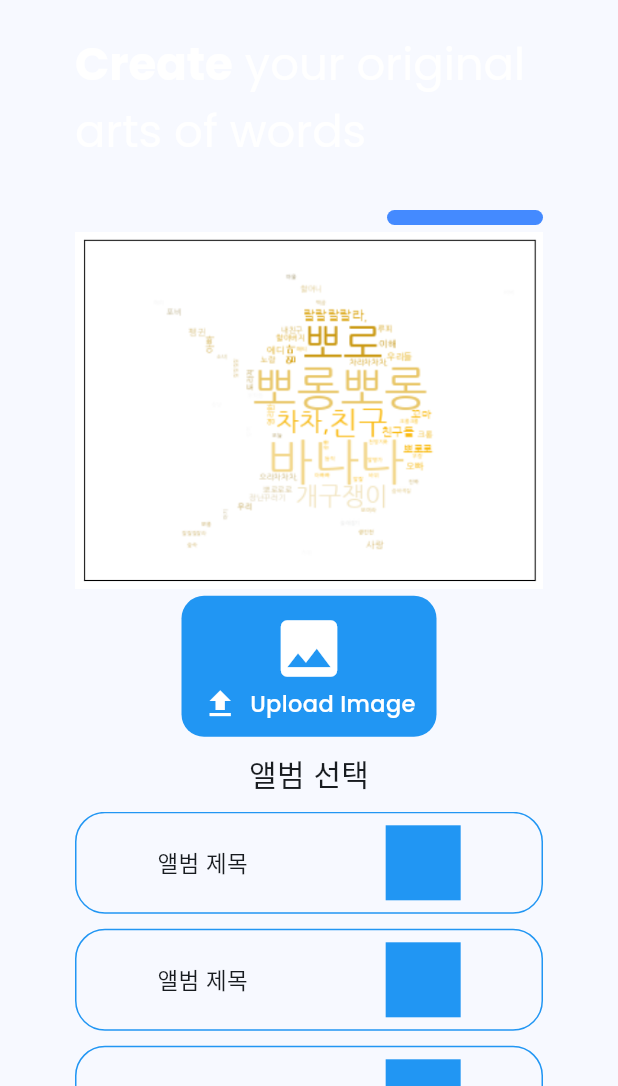
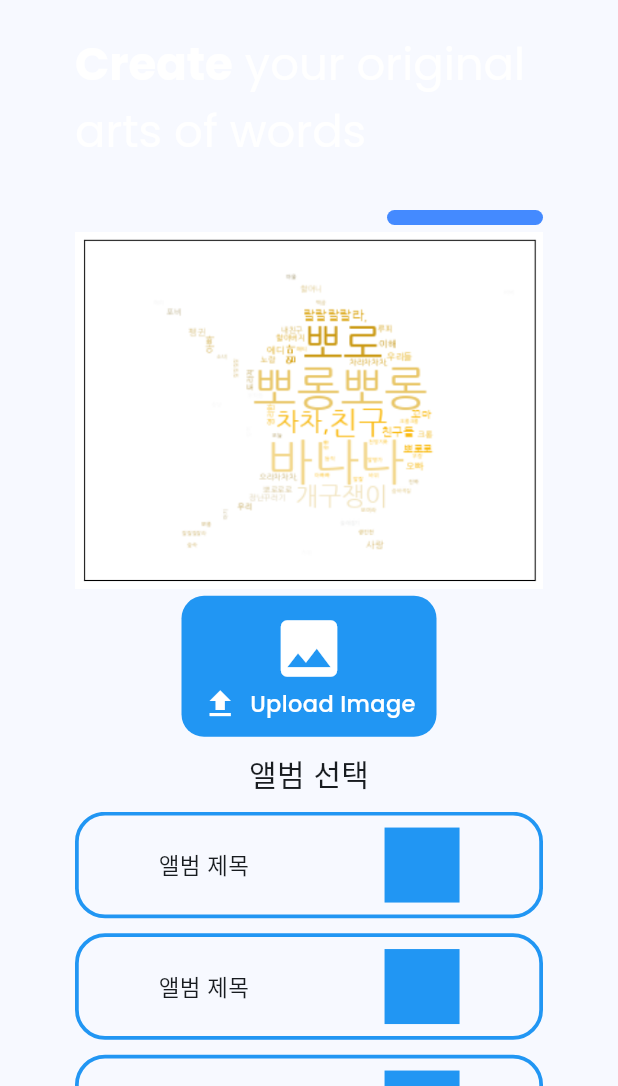
Before and after one commit to Deopoler/word-cloud-kintex, a Flutter app: the screen it shows after launch, on a phone screen of 412 x 824 dp, the part 150-1236 px from its top. Run offline on Flutter 3.47's test engine with Material 2 defaults, Android fonts, the phone set to English and light mode, and no system bars; our stand-ins replace google_fonts, image_picker.

Commit message:
style: style album border width

```diff
--- a/lib/widgets/select_album_listview_widget.dart
+++ b/lib/widgets/select_album_listview_widget.dart
@@ -23,7 +23,7 @@ class SelectAlbumListView extends StatelessWidget {
                 borderRadius: BorderRadius.circular(20),
                 border: Border.all(
                   color: Colors.blue,
-                  width: 1,
+                  width: 2.5,
                 ),
               ),
               child: Padding(
```
